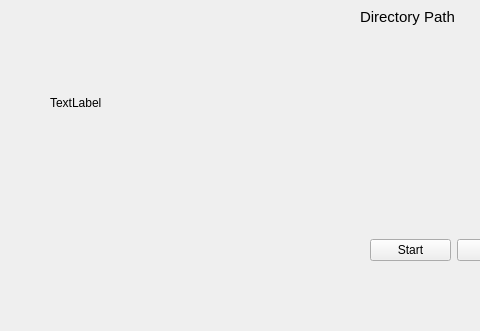
First picture: the form in src/mainwindow.ui, repository m-riley04/ShutterSort, before the edit; both pictures show x 0 to 480 and y 143 to 474 of the 658 by 474 pixel window.
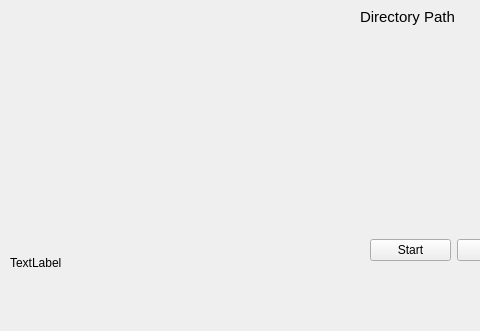
Second picture: the form after the edit.

Commit message: rename widgets

```diff
--- a/src/mainwindow.ui
+++ b/src/mainwindow.ui
@@ -126,10 +126,10 @@
    <widget class="QLabel" name="label_test">
     <property name="geometry">
      <rect>
-      <x>50</x>
-      <y>210</y>
+      <x>10</x>
+      <y>390</y>
       <width>231</width>
-      <height>71</height>
+      <height>31</height>
      </rect>
     </property>
     <property name="text">
```
Left out of the diff: 8 changed lines with no effect on the pictures.
